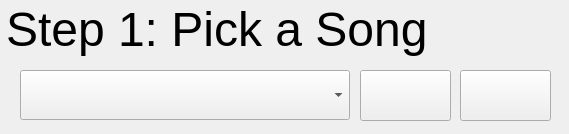
Before: the Qt Designer form src/speakeasy/tapper/QTCreatorFiles/pickSong/pickSong.ui in ros-visualization/speakeasy, drawn with Qt 5.
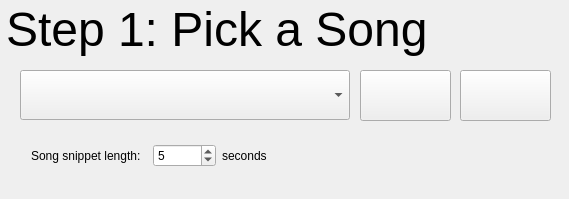
After: the same form once the commit is applied. Icons and pictures are not drawn.

Commit message: Finished song selection and tapping panel. Various small fixes in music_player.

```diff
--- a/src/speakeasy/tapper/QTCreatorFiles/pickSong/pickSong.ui
+++ b/src/speakeasy/tapper/QTCreatorFiles/pickSong/pickSong.ui
@@ -7,7 +7,7 @@
     <x>0</x>
     <y>0</y>
     <width>569</width>
-    <height>134</height>
+    <height>199</height>
    </rect>
   </property>
   <property name="windowTitle">
@@ -18,8 +18,8 @@
     <rect>
      <x>0</x>
      <y>0</y>
-     <width>471</width>
-     <height>131</height>
+     <width>561</width>
+     <height>191</height>
     </rect>
    </property>
    <widget class="QComboBox" name="pickSongList">
@@ -81,6 +81,45 @@
      </size>
     </property>
    </widget>
+   <widget class="QWidget" name="horizontalLayoutWidget">
+    <property name="geometry">
+     <rect>
+      <x>20</x>
+      <y>130</y>
+      <width>276</width>
+      <height>51</height>
+     </rect>
+    </property>
+    <layout class="QHBoxLayout" name="horizontalLayout">
+     <item>
+      <widget class="QLabel" name="sampleLength">
+       <property name="text">
+        <string>Song snippet length:  </string>
+       </property>
+      </widget>
+     </item>
+     <item>
+      <widget class="QSpinBox" name="songSampleLength">
+       <property name="maximum">
+        <number>3600</number>
+       </property>
+       <property name="singleStep">
+        <number>1</number>
+       </property>
+       <property name="value">
+        <number>5</number>
+       </property>
+      </widget>
+     </item>
+     <item>
+      <widget class="QLabel" name="label">
+       <property name="text">
+        <string>seconds</string>
+       </property>
+      </widget>
+     </item>
+    </layout>
+   </widget>
   </widget>
   <widget class="QPushButton" name="pushButton_2">
    <property name="geometry">
```
Left out of the diff: 2 changed lines with no effect on the pictures. The commit also changes 6 other files.
